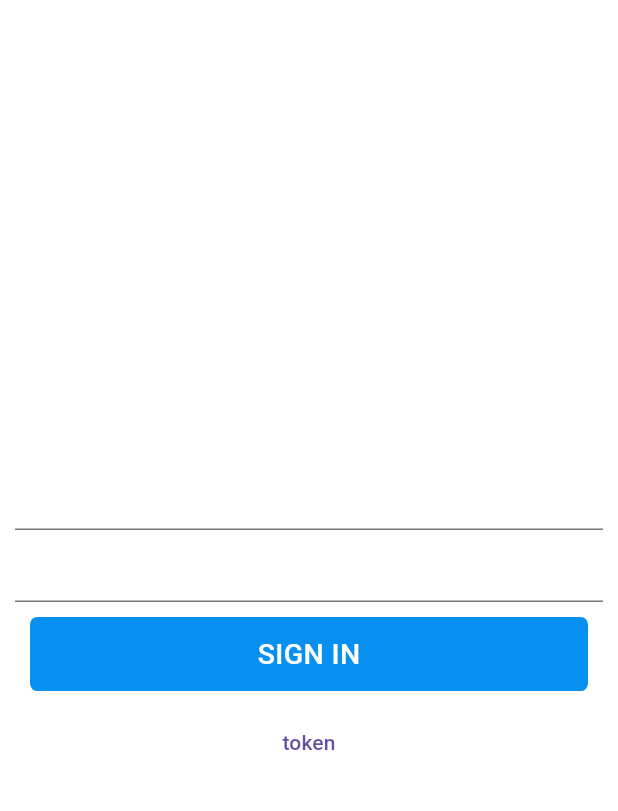
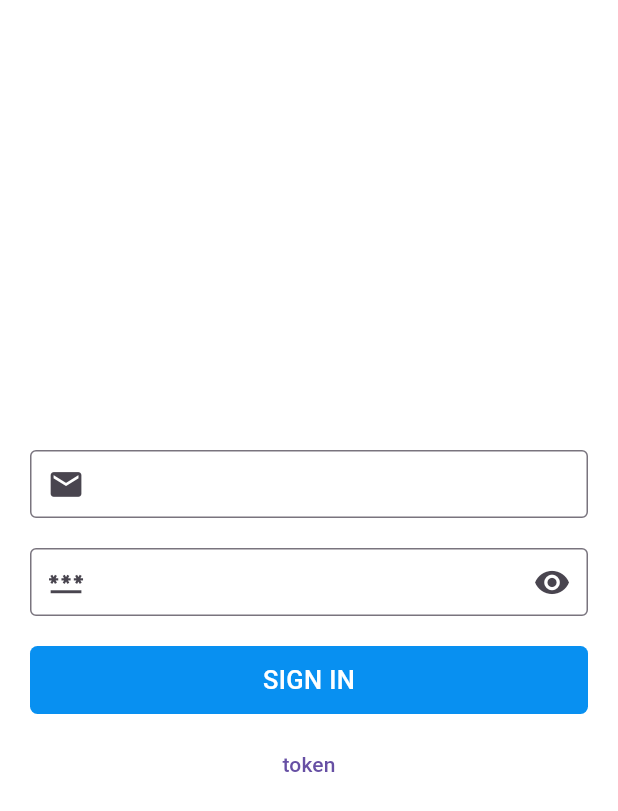
Before and after one commit to dinodtharinda/kleen-mobile-flutter, a Flutter app: the screen it shows after launch, on a phone screen of 412 x 824 dp. Shown: the top 811 px of the screen. Run offline on Flutter 3.47's test engine with Material 3 defaults, Android fonts, the phone set to English and light mode, and no system bars; our stand-ins replace cross_file, get, shared_preferences.

Commit message:
ui changes and file structure

```diff
--- a/lib/data/api/api_client.dart
+++ b/lib/data/api/api_client.dart
@@ -7,9 +7,11 @@ import 'package:cross_file/cross_file.dart';
 import 'package:flutter/material.dart';
 import 'package:http/http.dart' as Http;
 import 'package:kleen/data/model/response/error_response.dart';
-import 'package:kleen/utils/app_constants.dart';
+
 import 'package:shared_preferences/shared_preferences.dart';
 import 'package:get/get.dart';
+
+import '../../utils/constant/app_constants.dart';
 
 class ApiClient extends GetxService {
   final String appBaseUrl;
--- a/lib/data/repository/auth_repo.dart
+++ b/lib/data/repository/auth_repo.dart
@@ -1,7 +1,9 @@
 import 'package:get/get_connect/http/src/response/response.dart';
 import 'package:kleen/data/api/api_client.dart';
-import 'package:kleen/utils/app_constants.dart';
+
 import 'package:shared_preferences/shared_preferences.dart';
+
+import '../../utils/constant/app_constants.dart';
 
 class AuthRepo {
   final ApiClient apiClient;
--- a/lib/helper/get_initialize.dart
+++ b/lib/helper/get_initialize.dart
@@ -1,10 +1,11 @@
  import 'package:get/get.dart';
 import 'package:kleen/data/api/api_client.dart';
-import 'package:kleen/utils/app_constants.dart';
+
 import 'package:shared_preferences/shared_preferences.dart';
 
 import '../controllers/auth_controller.dart';
 import '../data/repository/auth_repo.dart';
+import '../utils/constant/app_constants.dart';
 
 Future<void> getInitialize() async {
 
--- a/lib/main.dart
+++ b/lib/main.dart
@@ -2,7 +2,7 @@
 
 import 'package:flutter/material.dart';
 import 'package:kleen/helper/get_initialize.dart';
-import 'package:kleen/themes/themes.dart';
+import 'package:kleen/utils/themes/themes.dart';
 import 'package:kleen/views/screens/auth/sign_in_screen.dart';
 
 
--- a/lib/utils/app_constants.dart
+++ b/lib/utils/constant/app_constants.dart
@@ -1,7 +1,8 @@
 // ignore_for_file: constant_identifier_names
+import '../../data/model/models/language_model.dart';
+import 'images.dart';
 
-import 'package:kleen/data/model/models/language_model.dart';
-import 'package:kleen/utils/images.dart';
+
 
 class AppConstants {
   static const String BASE_URL = 'http://matrixfinance.nexmatrixlab.com';
--- a/lib/utils/dimensions.dart
+++ b/lib/utils/constant/dimensions.dart
@@ -1,4 +1,6 @@
-// ignore_for_file: constant_identifier_names
+// ignore_for_file: constant_identifier_names, non_constant_identifier_names
+
+import 'package:flutter/material.dart';
 
 class Dimensions {
   static const double FONT_SIZE_EXTRA_SMALL = 10.0;
@@ -7,7 +9,7 @@ class Dimensions {
   static const double FONT_SIZE_LARGE = 16.0;
   static const double FONT_SIZE_EXTRA_LARGE = 18.0;
   static const double FONT_SIZE_OVER_LARGE = 24.0;
-  static const double FONT_SIZE_BUTTON = 19;
+  static const double FONT_SIZE_BUTTON = 17;
 
 
   static const double PADDING_SIZE_EXTRA_SMALL = 5.0;
@@ -20,4 +22,9 @@ class Dimensions {
   static const double RADIUS_DEFAULT = 10.0;
   static const double RADIUS_LARGE = 15.0;
   static const double RADIUS_EXTRA_LARGE = 20.0;
+
+
+  static double r_iconSize(BuildContext context){
+    return MediaQuery.of(context).size.width * 0.06;
+  }
 }
--- a/lib/utils/images.dart
+++ b/lib/utils/constant/images.dart
@@ -1,5 +1,4 @@
 class Images{
 static const String logo = 'assets/image/logo.png';
   static const String english = 'assets/image/english.png';
-
 }
--- a/lib/widgets/app_widgets.dart
+++ b/lib/utils/custom/app_custom.dart
@@ -1,11 +1,13 @@
 // ignore_for_file: avoid_print, prefer_function_declarations_over_variables, no_leading_underscores_for_local_identifiers, unused_local_variable
 
 import 'package:flutter/material.dart';
-import 'package:kleen/utils/app_colors.dart';
-import 'package:kleen/utils/dimensions.dart';
+import '../constant/dimensions.dart';
+import '../themes/app_colors.dart';
 
-class PrimaryAppBar extends StatelessWidget implements PreferredSizeWidget {
-  const PrimaryAppBar({
+
+
+class CustomAppBar extends StatelessWidget implements PreferredSizeWidget {
+  const CustomAppBar({
     super.key,
     this.title = "",
     this.actions = const [],
@@ -37,13 +39,13 @@ class PrimaryAppBar extends StatelessWidget implements PreferredSizeWidget {
   Size get preferredSize => const Size(double.infinity, kToolbarHeight);
 }
 
-class PrimaryAppButton extends StatelessWidget {
+class CustomButton extends StatelessWidget {
   final Color color;
   final String title;
   final VoidCallback onTap;
   final bool isLoading;
   final bool disabled;
-  const PrimaryAppButton(
+  const CustomButton(
       {super.key,
       this.color = AppColor.primaryColor,
       required this.title,
@@ -65,9 +67,9 @@ class PrimaryAppButton extends StatelessWidget {
       child: Container(
         margin: const EdgeInsets.all(10),
         width: double.infinity,
-        height: MediaQuery.of(context).size.width * 0.12,
+        height: MediaQuery.of(context).size.width * 0.11,
         decoration: BoxDecoration(
-          color: isLoading||disabled ? color.withOpacity(0.6) : color,
+          color: isLoading || disabled ? color.withOpacity(0.6) : color,
           borderRadius: BorderRadius.circular(
             Dimensions.RADIUS_SMALL,
           ),
@@ -93,3 +95,60 @@ class PrimaryAppButton extends StatelessWidget {
     );
   }
 }
+
+class CustomField extends StatelessWidget {
+  const CustomField({super.key});
+  @override
+  Widget build(BuildContext context) {
+    final _sigInFormKey = GlobalKey<FormState>();
+    return Container(
+      margin: const EdgeInsets.all(10),
+      height: MediaQuery.of(context).size.width * 0.11,
+      child: TextField(
+        textAlignVertical: TextAlignVertical.center,
+        decoration: InputDecoration(
+          contentPadding: EdgeInsetsDirectional.zero,
+          prefixIcon: Icon(
+            Icons.email,
+            size: Dimensions.r_iconSize(context),
+          ),
+          focusColor: AppColor.primaryColor,
+          border: const OutlineInputBorder(
+            borderSide: BorderSide(color: Colors.grey),
+          ),
+        ),
+      ),
+    );
+  }
+}
+
+class CustomPasswordField extends StatelessWidget {
+  const CustomPasswordField({super.key});
+  @override
+  Widget build(BuildContext context) {
+    final _sigInFormKey = GlobalKey<FormState>();
+    return Container(
+      margin: const EdgeInsets.all(10),
+      height: MediaQuery.of(context).size.width * 0.11,
+      child: TextField(
+        obscureText: true,
+        textAlignVertical: TextAlignVertical.center,
+        decoration: InputDecoration(
+          suffixIcon: Icon(
+            Icons.remove_red_eye_rounded,
+            size: Dimensions.r_iconSize(context),
+          ),
+          contentPadding: EdgeInsetsDirectional.zero,
+          prefixIcon: Icon(
+            Icons.password,
+            size: Dimensions.r_iconSize(context),
+          ),
+          focusColor: AppColor.primaryColor,
+          border: const OutlineInputBorder(
+            borderSide: BorderSide(color: Colors.grey),
+          ),
+        ),
+      ),
+    );
+  }
+}
--- a/lib/themes/themes.dart
+++ b/lib/utils/themes/themes.dart
@@ -1,5 +1,6 @@
 import 'package:flutter/material.dart';
-import 'package:kleen/utils/app_colors.dart';
+import 'app_colors.dart';
+
 
 class AppThemes {
   static ThemeData lightTheme = ThemeData.light().copyWith(
--- a/lib/views/screens/auth/sign_in_screen.dart
+++ b/lib/views/screens/auth/sign_in_screen.dart
@@ -2,9 +2,11 @@
 import 'package:flutter/material.dart';
 import 'package:get/get.dart';
 import 'package:kleen/controllers/auth_controller.dart';
-import 'package:kleen/utils/app_constants.dart';
-import 'package:kleen/widgets/app_widgets.dart';
+
+import 'package:kleen/utils/custom/app_custom.dart';
 import 'package:shared_preferences/shared_preferences.dart';
+
+import '../../../utils/constant/app_constants.dart';
 
 class SignInScreen extends StatefulWidget {
   const SignInScreen({super.key});
@@ -27,13 +29,15 @@ class _SignInScreenState extends State<SignInScreen> {
               child: Column(
                 mainAxisAlignment: MainAxisAlignment.center,
                 children: [
-                  TextField(
-                    controller: emailController,
-                  ),
-                  TextField(
-                    controller: passwordController,
-                  ),
-                  PrimaryAppButton(
+                  // TextField(
+                  //   controller: emailController,
+                  // ),
+                  // TextField(
+                  //   controller: passwordController,
+                  // ),
+                  CustomField(),
+                  CustomPasswordField(),
+                  CustomButton(
                     title: "SIGN IN",
                     isLoading: authController.isLoading,
                     onTap: () {
@@ -41,6 +45,7 @@ class _SignInScreenState extends State<SignInScreen> {
                           passwordController, context);
                     },
                   ),
+
                   TextButton(
                       onPressed: () async {
                         SharedPreferences sharedPreferences =
```
Also changed, not shown: pubspec.yaml (+0 -9 lines), lib/utils/constant/utils.dart (renamed from lib/utils/utils.dart), lib/utils/themes/app_colors.dart (renamed from lib/utils/app_colors.dart).
